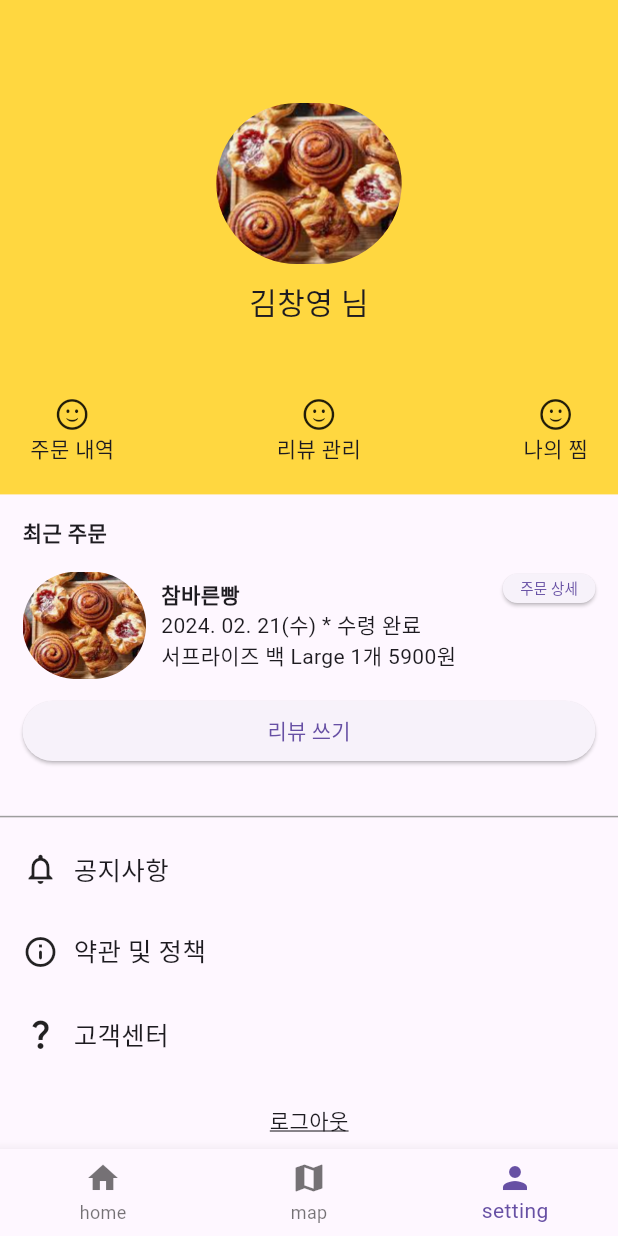
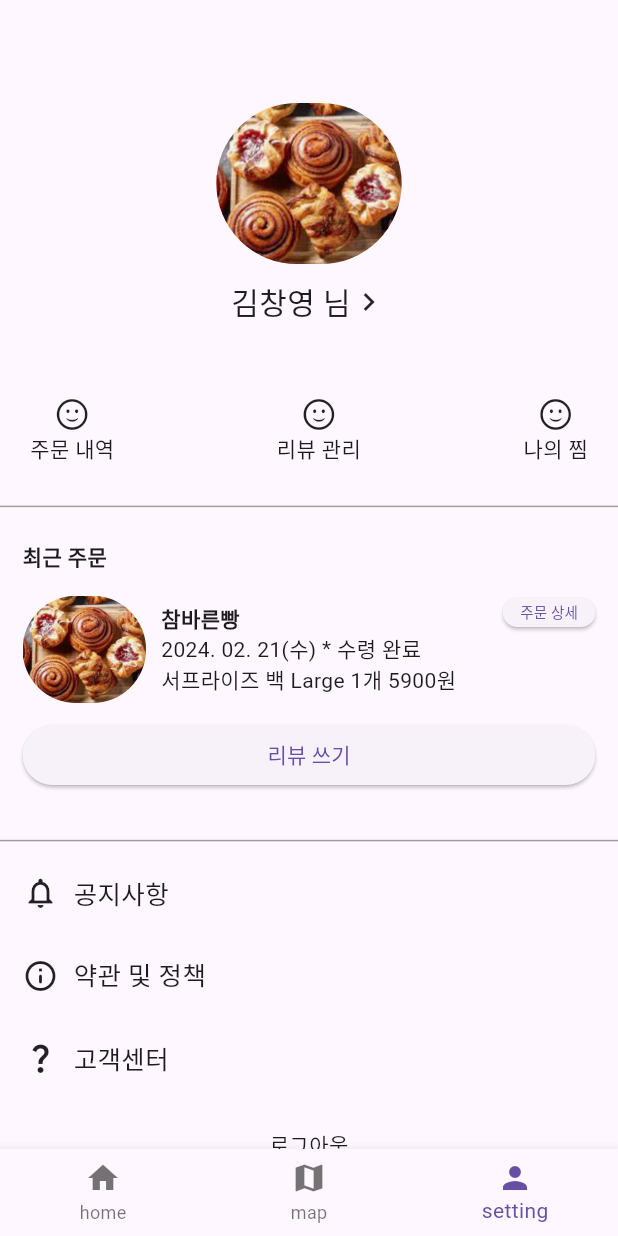
Before and after one commit to backtothefuture-team/backToTheFuture-frontend, a Flutter app: the screen it shows after launch, item 3 of the bottom bar chosen, on a phone screen of 412 x 824 dp. Run offline on Flutter 3.47's test engine with Material 3 defaults, Android fonts, the phone set to English and light mode, and no system bars; our stand-ins replace dio, get_it, modal_progress_hud_nsn, retrofit; generated files the repository leaves out were written again.

Commit message:
add: 간단한 UI 수정

```diff
--- a/lib/ui/third/third_pages.dart
+++ b/lib/ui/third/third_pages.dart
@@ -14,6 +14,7 @@ class ThirdPages extends StatelessWidget {
         child: Column(
           children: [
             UserProfile(),
+            Divider(color: Colors.grey,),
             RecentOrderList(),
             Divider(color: Colors.grey,),
             MenuList(),
--- a/lib/ui/third/third_user_profile.dart
+++ b/lib/ui/third/third_user_profile.dart
@@ -11,7 +11,6 @@ class UserProfile extends StatelessWidget {
     return Container(
       padding: const EdgeInsets.all(20.0),
       height: MediaQuery.of(context).size.height * 0.4,
-      color: Colors.amberAccent,
       child: Center(
         child: Column(
           children: [
@@ -47,11 +46,18 @@ class UserProfile extends StatelessWidget {
         Gaps.gapH10,
 
         // 이름
-        Text(
-          '김창영 님',
-          style: TextStyle(
-              fontSize: 20.0
-          ),
+        const Row(
+          mainAxisAlignment: MainAxisAlignment.center,
+          children: [
+            Text(
+              '김창영 님',
+              style: TextStyle(
+                fontSize: 20.0
+              ),
+            ),
+
+            Icon(Icons.navigate_next)
+          ],
         )
       ],
     );
```
